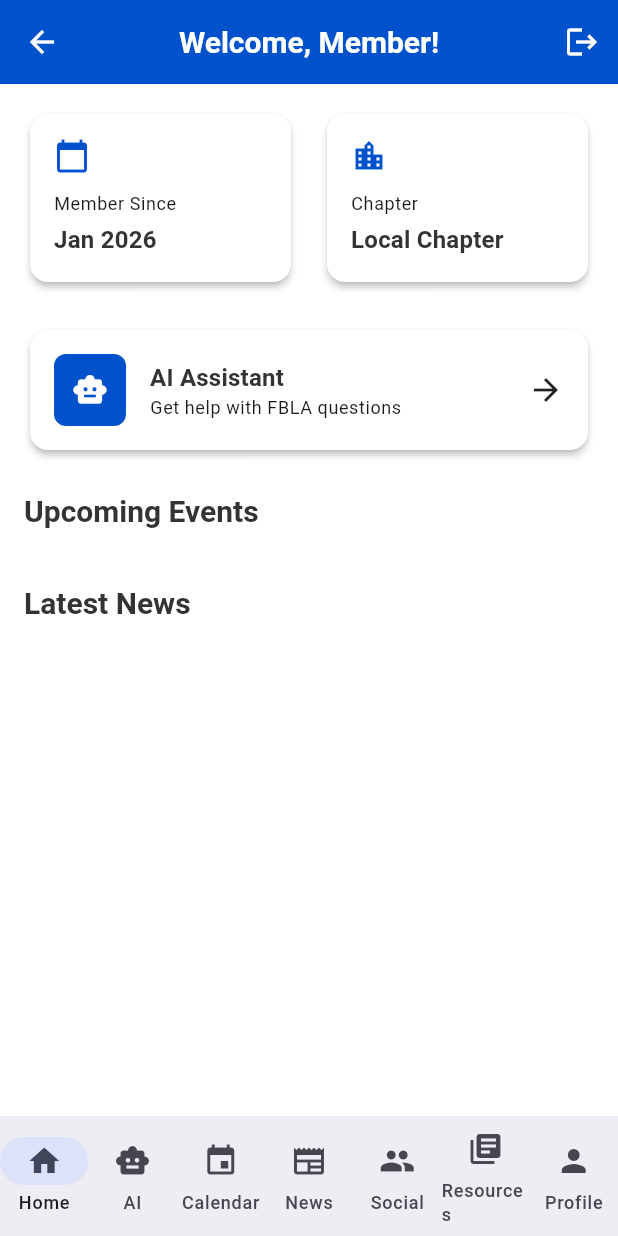
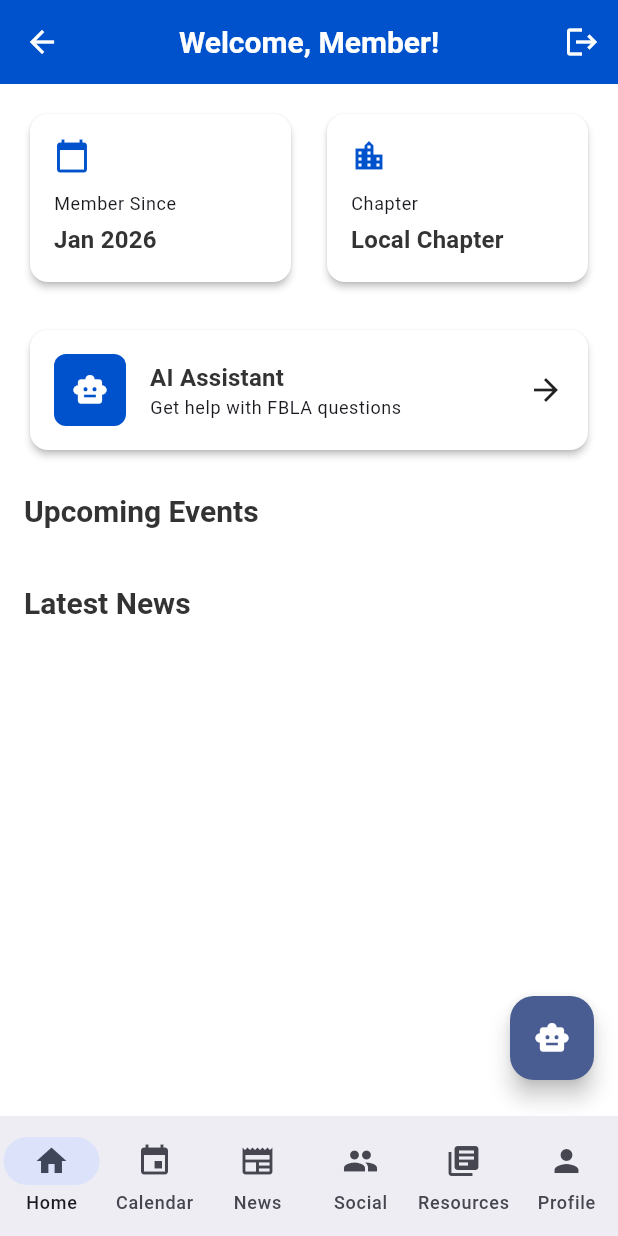
Before and after one commit to Hiravp/fbla_newedition, a Flutter app: the MainApp screen opened by its route, on a phone screen of 412 x 824 dp. Run offline on Flutter 3.47's test engine with Material 3 defaults, Android fonts, the phone set to English and light mode, and no system bars; our stand-ins replace google_generative_ai, supabase_flutter; accounts and stored records are empty.

Commit message:
Resolve merge conflicts

```diff
--- a/lib/main.dart
+++ b/lib/main.dart
@@ -1,16 +1,17 @@
-import "package:flutter/material.dart";
-import "package:supabase_flutter/supabase_flutter.dart";
-import "theme/app_theme.dart";
-import "services/auth_service.dart";
-import "screens/login/login_screen.dart";
-import "screens/home/home_screen.dart";
-import "screens/calendar/calendar_screen.dart";
-import "screens/resources/resources_screen.dart";
-import "screens/news/news_screen.dart";
-import "screens/profile/profile_screen.dart";
-import "screens/ai/ai_screen.dart";
-import "screens/social/social_screen.dart";
+import 'package:flutter/material.dart';
+import 'package:supabase_flutter/supabase_flutter.dart';
+import 'theme/app_theme.dart';
+import 'services/auth_service.dart';
+import 'screens/login/login_screen.dart';
+import 'screens/home/home_screen.dart';
+import 'screens/calendar/calendar_screen.dart';
+import 'screens/resources/resources_screen.dart';
+import 'screens/news/news_screen.dart';
+import 'screens/profile/profile_screen.dart';
+import 'screens/ai/ai_screen.dart';
+import 'screens/social/social_screen.dart';
 
+// Global AuthService
 late AuthService _authService;
 
 void main() async {
@@ -46,6 +47,9 @@ class FBLAApp extends StatelessWidget {
   }
 }
 
+// --------------------
+// Main Application
+// --------------------
 class MainApp extends StatefulWidget {
   const MainApp({super.key});
 
@@ -56,20 +60,25 @@ class MainApp extends StatefulWidget {
 class _MainAppState extends State<MainApp> {
   int _selectedIndex = 0;
 
-  final _screens = [
-    const HomeScreen(),
-    const AiScreen(),
-    const CalendarScreen(),
-    const NewsScreen(),
-    const SocialScreen(),
-    const ResourcesScreen(),
-    const ProfileScreen(),
+  final _screens = const [
+    HomeScreen(),
+    AiScreen(),
+    CalendarScreen(),
+    NewsScreen(),
+    SocialScreen(),
+    ResourcesScreen(),
+    ProfileScreen(),
   ];
 
   @override
   Widget build(BuildContext context) {
     return Scaffold(
-      body: _screens[_selectedIndex],
+      body: Stack(
+        children: [
+          _screens[_selectedIndex],               // Current screen
+          const _GlobalAiFab(),                   // AI floating button
+        ],
+      ),
       bottomNavigationBar: NavigationBar(
         selectedIndex: _selectedIndex,
         onDestinationSelected: (index) {
@@ -77,17 +86,38 @@ class _MainAppState extends State<MainApp> {
         },
         destinations: const [
           NavigationDestination(icon: Icon(Icons.home), label: "Home"),
-          NavigationDestination(icon: Icon(Icons.smart_toy), label: "AI"),
           NavigationDestination(icon: Icon(Icons.event), label: "Calendar"),
           NavigationDestination(icon: Icon(Icons.newspaper), label: "News"),
           NavigationDestination(icon: Icon(Icons.people), label: "Social"),
-          NavigationDestination(
-            icon: Icon(Icons.library_books),
-            label: "Resources",
-          ),
+          NavigationDestination(icon: Icon(Icons.library_books), label: "Resources"),
           NavigationDestination(icon: Icon(Icons.person), label: "Profile"),
         ],
       ),
     );
   }
 }
+
+// --------------------
+// Global AI Floating Button
+// --------------------
+class _GlobalAiFab extends StatelessWidget {
+  const _GlobalAiFab({super.key});
+
+  @override
+  Widget build(BuildContext context) {
+    return Positioned(
+      bottom: 24,
+      right: 16,
+      child: FloatingActionButton(
+        heroTag: 'global-ai',
+        backgroundColor: Theme.of(context).colorScheme.primary,
+        child: const Icon(Icons.smart_toy),
+        onPressed: () {
+          Navigator.of(context).push(
+            MaterialPageRoute(builder: (_) => const AiScreen()),
+          );
+        },
+      ),
+    );
+  }
+}
```
Also changed, not shown: lib/widgets/global_ai_fab.dart (added, +24 -0 lines), lib/widgets/placeholder_widget.dart (deleted, +0 -9 lines).
